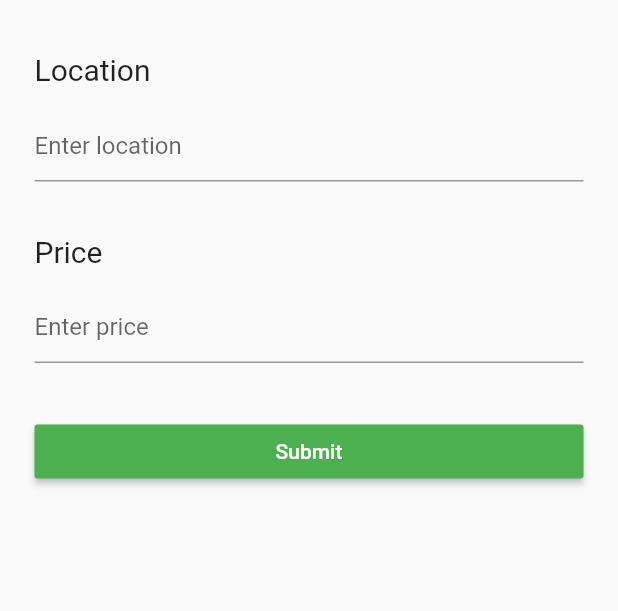
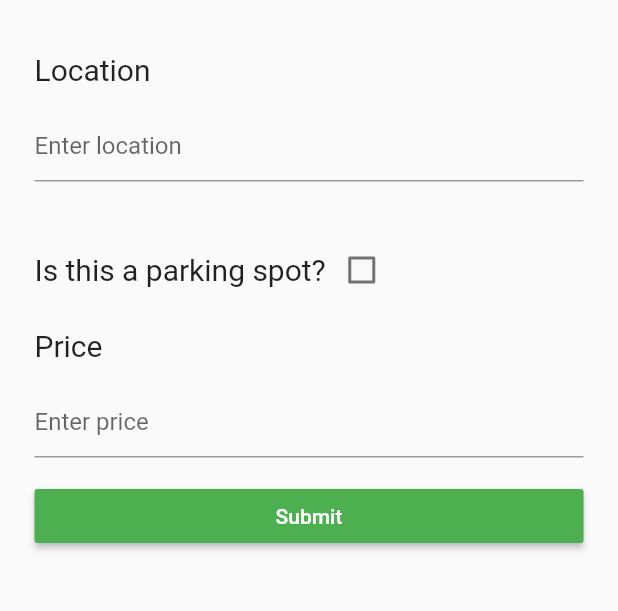
Before and after one commit to amantham20/ParkingPal, a Flutter app: the ListingPage screen opened directly, on a phone screen of 412 x 824 dp, the part 90-701 px from its top. Run offline on Flutter 3.47's test engine with Material 2 defaults, Android fonts, the phone set to English and light mode, and no system bars; our stand-ins replace cloud_firestore, firebase_auth, firebase_core; missing offline and left inert: geoflutterfire2, latlng, map; accounts and stored records are empty.

Commit message:
final push

```diff
--- a/lib/listing.dart
+++ b/lib/listing.dart
@@ -20,6 +20,7 @@ class _ListingPageState extends State<ListingPage> {
 
   String location = '';
   int price = 0;
+  bool isParking = false;
   @override
   void initState() {
     super.initState();
@@ -63,14 +64,38 @@ class _ListingPageState extends State<ListingPage> {
           const SizedBox(
             height: 20,
           ),
-          const Padding(
+          Padding(
+            padding: EdgeInsets.fromLTRB(23, 15, 23, 0),
+            child: Row(
+              children: <Widget>[
+                const Text(
+                  'Is this a parking spot?',
+                  style: TextStyle(fontSize: 20.0),
+                ),
+                Checkbox(
+                  value: isParking,
+                  onChanged: (value) {
+                    setState(() {
+                      isParking = value!;
+                    });
+                  },
+                ),
+              ],
+            ),
+          ),
+          isParking == false
+              ? const Padding(
                   padding: EdgeInsets.fromLTRB(23, 15, 23, 0),
                   child: Text(
                     'Price',
                     style: TextStyle(fontSize: 20.0),
                   ),
+                )
+              : const SizedBox(
+                  height: 20,
                 ),
-          Padding(
+          isParking == false
+              ? Padding(
                   padding: const EdgeInsets.fromLTRB(23, 15, 23, 0),
                   child: TextField(
                     onChanged: (value) {
@@ -80,8 +105,8 @@ class _ListingPageState extends State<ListingPage> {
                       hintText: "Enter price",
                     ),
                   ),
-          ),
-          const SizedBox(
+                )
+              : const SizedBox(
                   height: 20,
                 ),
           // create an elevated button with green color for submit
@@ -96,7 +121,7 @@ class _ListingPageState extends State<ListingPage> {
               onPressed: () {
                 rental
                     .add({
-                      'price': price,
+                      'price': isParking == false ? price : 0,
                       'crimes': true,
                       'parking': false,
                       'loc': location,
--- a/lib/test.dart
+++ b/lib/test.dart
@@ -49,16 +49,19 @@ class _TestClassState extends State<TestClass> {
                 markers.add(LatLng(lat, lng));
 
                 return Card(
-                  child: ListTile(
+                  child: item['parking'] == false
+                      ? ListTile(
                           title: Text(item['loc']),
                           // convert price to string and add $ and make it in subtitile
                           subtitle: item['price'] == 0
                               ? const Text("Free Parking")
                               : Text("\$ " + item['price'].toString()),
                           onTap: () {
+                            // create a checkbox to show if the user has reserved the parking spot
                             movePage(ReservePage(), context);
                           },
-                  ),
+                        )
+                      : Container(),
                 );
               },
             );
```
Lines whose indentation alone changed are shown as unchanged.
